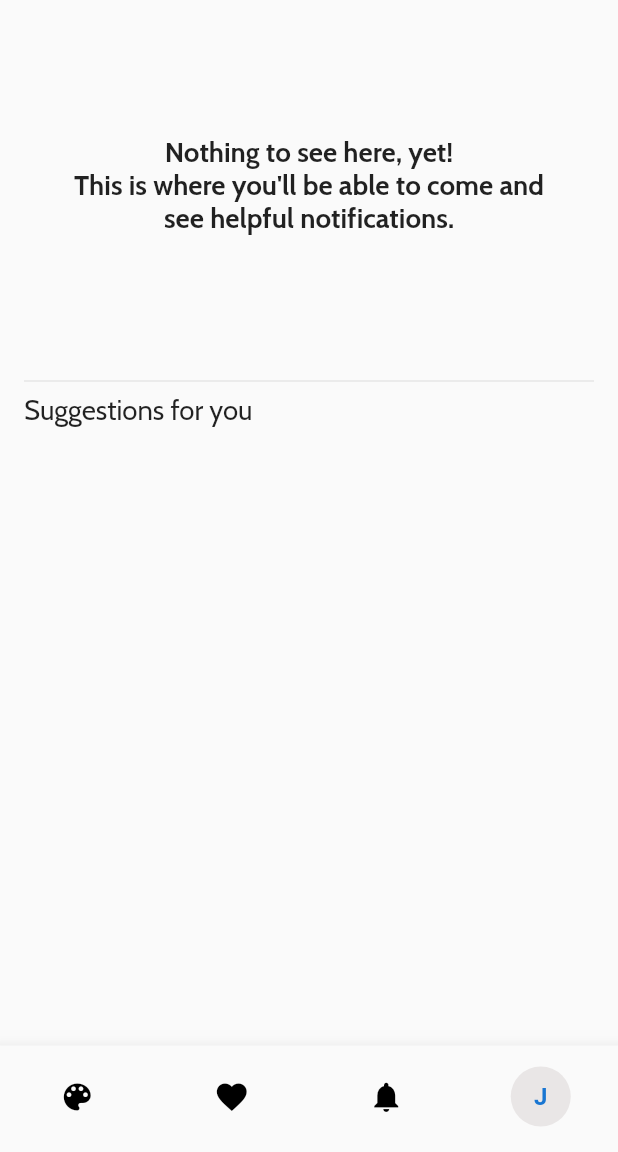
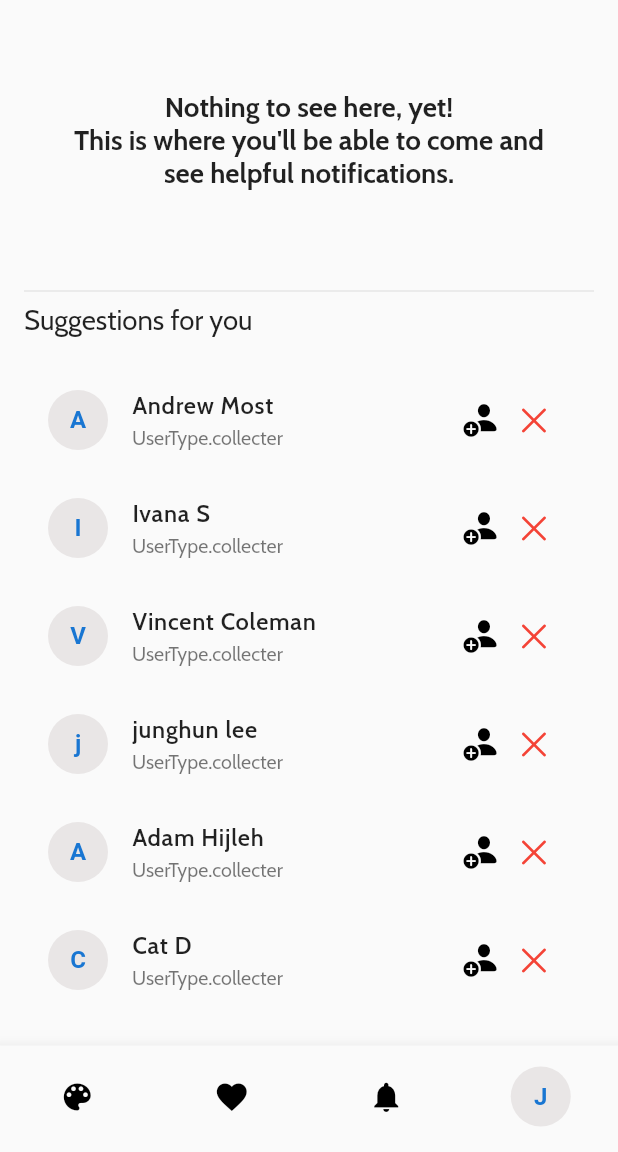
Before and after one commit to jasimameen/peggy_app, a Flutter app: the screen it shows after launch, item 3 of the bottom bar chosen, on a phone screen of 412 x 824 dp, the part 84-1236 px from its top. Run offline on Flutter 3.47's test engine with Material 2 defaults, Android fonts, the phone set to English and light mode, and no system bars; our stand-ins replace flutter_svg, google_fonts; missing offline and left inert: pixel_perfect; Roboto replaces fonts that are missing (liberator).

Commit message:
notifications

```diff
--- /dev/null
+++ b/lib/core/enums/user_enum.dart
@@ -0,0 +1,4 @@
+enum UserType {
+  collecter,
+  artist,
+}
--- a/lib/presentation/core/constants/dummy.dart
+++ b/lib/presentation/core/constants/dummy.dart
@@ -1,4 +1,6 @@
 import 'package:flutter/material.dart';
+import 'package:peggy/core/enums/user_enum.dart';
+import 'package:peggy/presentation/screens/notifications/notifications_screen.dart';
 
 import '../../screens/home/widgets/custom_list_tile.dart';
 import 'asset_constants.dart';
@@ -27,4 +29,13 @@ class Dummy {
     Image.asset(AssetConstants.artwork1, fit: BoxFit.cover),
     Image.asset(AssetConstants.artwork1, fit: BoxFit.cover),
   ];
+
+  static var notificateSuggessions = [
+    const NotifyTileUser('Andrew Most', UserType.collecter),
+    const NotifyTileUser('Ivana S', UserType.collecter),
+    const NotifyTileUser('Vincent Coleman', UserType.collecter),
+    const NotifyTileUser('junghun lee', UserType.collecter),
+    const NotifyTileUser('Adam Hijleh', UserType.collecter),
+    const NotifyTileUser('Cat D', UserType.collecter),
+  ];
 }
--- a/lib/presentation/core/responsive.dart
+++ b/lib/presentation/core/responsive.dart
@@ -26,7 +26,7 @@ class Responsive extends StatelessWidget {
         textScaleFactor: textScaleFactor,
       ),
       child: PixelPerfect(
-        assetPath: Mockups.pegaboars,
+        assetPath: Mockups.notifications,
         initOpacity: .3,
         scale: scale,
         child: child,
--- a/lib/presentation/screens/notifications/notifications_screen.dart
+++ b/lib/presentation/screens/notifications/notifications_screen.dart
@@ -1,6 +1,9 @@
+import 'package:flutter/cupertino.dart';
 import 'package:flutter/material.dart';
-import 'package:peggy/presentation/core/constants/ui_constants.dart';
-import 'package:peggy/presentation/widgets/app_bar.dart';
+import '../../../core/enums/user_enum.dart';
+import '../../core/constants/constants.dart';
+import '../../widgets/app_bar.dart';
+import '../../widgets/profile_avathar.dart';
 
 const _emptyText =
     "Nothing to see here, yet!\nThis is where you'll be able to come and see helpful notifications.";
@@ -24,7 +27,7 @@ class NotificationsScreen extends StatelessWidget {
             // notifications is empty
             Container(
               width: double.maxFinite,
-              padding: const EdgeInsets.symmetric(horizontal: 30, vertical: 90),
+              padding: const EdgeInsets.symmetric(horizontal: 30, vertical: 60),
               child: const Text(
                 _emptyText,
                 textAlign: TextAlign.center,
@@ -37,6 +40,8 @@ class NotificationsScreen extends StatelessWidget {
             // suggestions
             const Text('Suggestions for you'),
             UIConstants.height20,
+
+            const Flexible(child: _SuggessionList())
           ],
         ),
       ),
@@ -44,6 +49,85 @@ class NotificationsScreen extends StatelessWidget {
   }
 }
 
-class NotificationCard {
+class _SuggessionList extends StatelessWidget {
+  const _SuggessionList({
+    Key? key,
+  }) : super(key: key);
 
+  @override
+  Widget build(BuildContext context) {
+    var items = Dummy.notificateSuggessions;
+    int len = items.length;
+    return StatefulBuilder(
+      builder: (context, setState) => AnimatedList(
+        initialItemCount: len,
+        itemBuilder: (context, index, animation) {
+          final data = items[index];
+
+          return SuggestionTile(
+            name: data.name,
+            userType: data.userType,
+            onClose: () {
+              items.removeAt(index);
+              len--;
+              setState(() {});
+            },
+          );
+        },
+        physics: const BouncingScrollPhysics(),
+      ),
+    );
+  }
 }
+
+class NotifyTileUser {
+  final String name;
+  final UserType userType;
+
+  const NotifyTileUser(this.name, this.userType);
+}
+
+class SuggestionTile extends ListTile {
+  SuggestionTile({
+    super.key,
+    required String name,
+    required UserType userType,
+    VoidCallback? onClose,
+  }) : super(
+            // profile image
+            leading: ProfileAvathar.byName(name.trim()[0]),
+
+            // user name
+            title: Text(
+              name,
+              style: const TextStyle(
+                  fontSize: 12, letterSpacing: .5, fontWeight: FontWeight.w600),
+            ),
+
+            // User type
+            subtitle: Text(
+              '$userType',
+              style: const TextStyle(fontSize: 10),
+            ),
+
+            /// trailing icons
+            trailing: Row(
+              mainAxisSize: MainAxisSize.min,
+              children: [
+                // follow button
+                const Icon(
+                  CupertinoIcons.person_badge_plus_fill,
+                  color: Colors.black,
+                ),
+
+                // remove button
+                IconButton(
+                  onPressed: onClose,
+                  icon: const Icon(
+                    CupertinoIcons.xmark,
+                    color: Colors.red,
+                  ),
+                )
+              ],
+            ));
+}
```
